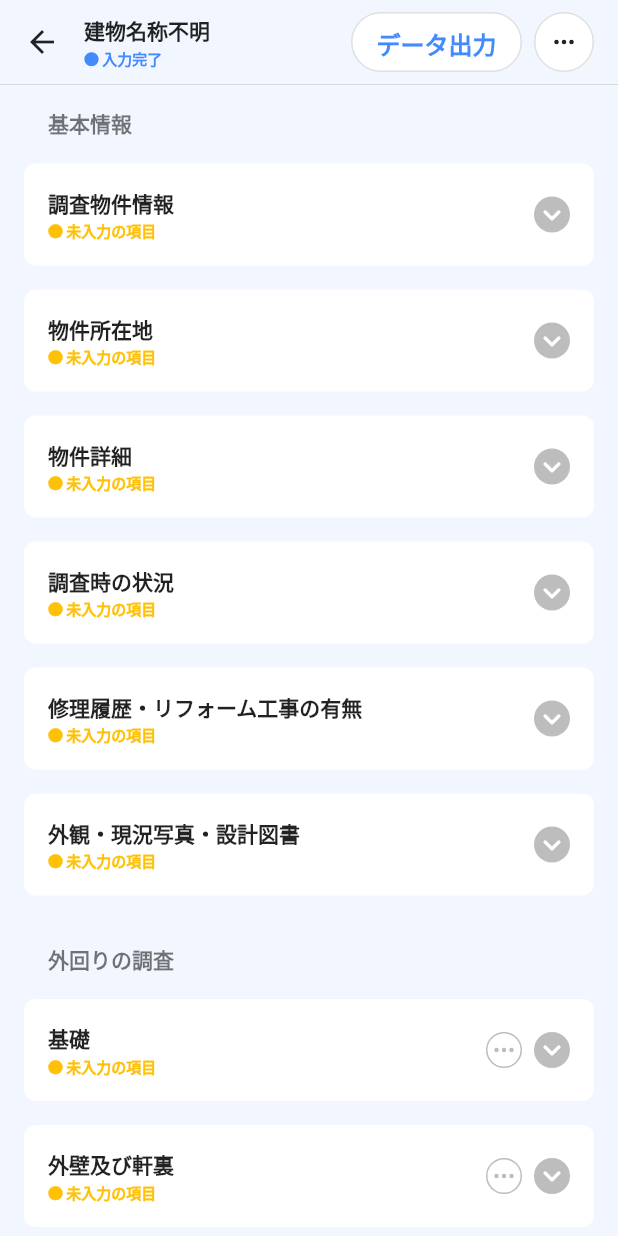
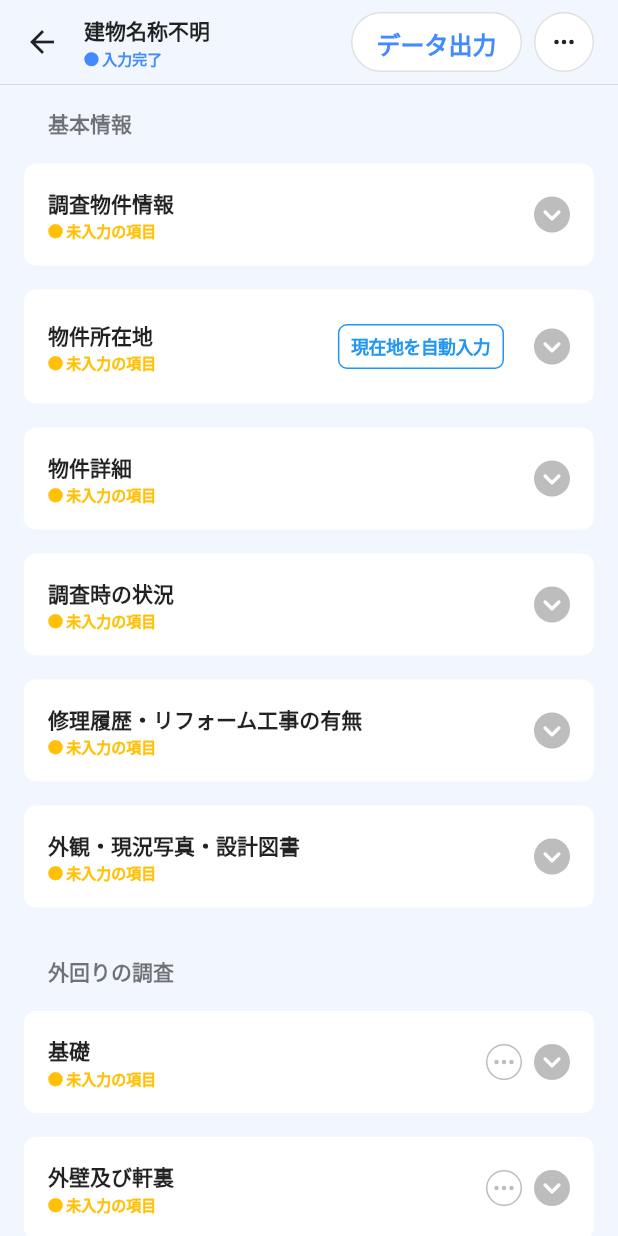
Before and after one commit to son/inspection_app, a Flutter app: the screen it shows once a user with an empty profile is signed in, after a tap on "物件調査を追加", on a phone screen of 412 x 824 dp. Run offline on Flutter 3.47's test engine with Material 3 defaults, Android fonts, the phone set to English and light mode, and no system bars; our stand-ins replace bot_toast, cached_network_image, cloud_firestore, dropdown_button2, eva_icons_flutter, firebase_auth and 13 more; accounts and stored records are empty; statements that could not run were skipped.

Commit message:
自動入力

```diff
--- a/lib/data/providers/image_pick_provider.dart
+++ b/lib/data/providers/image_pick_provider.dart
@@ -11,13 +11,19 @@ final photoImagePickProvider =
   return (BuildContext context) async {
     final denied = await Permission.photos.isPermanentlyDenied;
     if (denied) {
-      await PermissionDialog.show(context);
+      await PermissionDialog.show(
+        context: context,
+        title: '設定アプリを開いて「写真」・「カメラ」の使用を許可してください',
+      );
       return [];
     }
 
     final status = await Permission.photos.request();
     if (!status.isGranted && !status.isLimited) {
-      await PermissionDialog.show(context);
+      await PermissionDialog.show(
+        context: context,
+        title: '設定アプリを開いて「写真」・「カメラ」の使用を許可してください',
+      );
       return [];
     }
 
@@ -32,13 +38,19 @@ final cameraImagePickProvider =
   return (BuildContext context) async {
     final denied = await Permission.photos.isPermanentlyDenied;
     if (denied) {
-      await PermissionDialog.show(context);
+      await PermissionDialog.show(
+        context: context,
+        title: '設定アプリを開いて「写真」・「カメラ」の使用を許可してください',
+      );
       return null;
     }
 
     final status = await Permission.photos.request();
     if (!status.isGranted && !status.isLimited) {
-      await PermissionDialog.show(context);
+      await PermissionDialog.show(
+        context: context,
+        title: '設定アプリを開いて「写真」・「カメラ」の使用を許可してください',
+      );
       return null;
     }
 
--- a/lib/ui/components/notification_bar.dart
+++ b/lib/ui/components/notification_bar.dart
@@ -38,9 +38,9 @@ class NotificationBar extends StatelessWidget {
     );
   }
 
-  static Function() showUploading() {
+  static Function() showLoader({required String title}) {
     return NotificationBar.show(
-      title: '画像をアップロードしています',
+      title: title,
       icon: const Padding(
         padding: EdgeInsets.only(right: 4),
         child: SizedBox(
--- /dev/null
+++ b/lib/ui/pages/inspection/children/action_button.dart
@@ -0,0 +1,42 @@
+import 'package:flutter/cupertino.dart';
+import 'package:flutter/material.dart';
+
+import '../../../components/text_styles.dart';
+
+class ActionButton extends StatelessWidget {
+  const ActionButton({
+    Key? key,
+    required this.title,
+    required this.onTap,
+  }) : super(key: key);
+
+  final String title;
+  final Function() onTap;
+
+  @override
+  Widget build(BuildContext context) {
+    return CupertinoButton(
+      padding: EdgeInsets.zero,
+      onPressed: onTap,
+      child: Container(
+        decoration: BoxDecoration(
+          borderRadius: BorderRadius.circular(6),
+          border: Border.all(color: Colors.blue, width: 1),
+          color: Colors.white,
+        ),
+        height: 30,
+        child: Center(
+          child: Padding(
+            padding: const EdgeInsets.symmetric(horizontal: 8),
+            child: Text(
+              title,
+              style: TextStyles.b12.copyWith(
+                color: Colors.blue,
+              ),
+            ),
+          ),
+        ),
+      ),
+    );
+  }
+}
--- a/lib/ui/pages/inspection/sections/address_section.dart
+++ b/lib/ui/pages/inspection/sections/address_section.dart
@@ -7,6 +7,7 @@ import 'package:inspection_app/data/entities/selection_item/selection_item.dart'
 import 'package:inspection_app/data/entities/values/prefecture.dart';
 import 'package:inspection_app/data/providers/inspection_provider.dart';
 import 'package:inspection_app/ui/components/dropdown_field.dart';
+import 'package:inspection_app/ui/pages/inspection/children/action_button.dart';
 import 'package:inspection_app/ui/components/primary_text_field.dart';
 import 'package:inspection_app/ui/pages/inspection/children/section.dart';
 import 'package:inspection_app/ui/pages/inspection/children/section_item.dart';
@@ -25,6 +26,13 @@ class AddressSection extends HookConsumerWidget {
     return Section(
       title: '物件所在地',
       complete: inspection.address.complete,
+      actions: [
+        ActionButton(
+          title: '現在地を自動入力',
+          onTap: () => controller.fillAddress(context),
+        ),
+        const SizedBox(width: 4),
+      ],
       children: [
         SectionItem(
           title: '住所標記方法',
@@ -51,6 +59,8 @@ class AddressSection extends HookConsumerWidget {
           title: '郵便番号',
           incomplete: inspection.address.postCode?.isEmpty ?? true,
           child: PrimaryTextField(
+            initialText: inspection.address.postCode ?? '',
+            fillText: inspection.address.postCode ?? '',
             hintText: 'xxxxxxx (ハイフンなし)',
             inputFormatters: [FilteringTextInputFormatter.digitsOnly],
             keyboardType: const TextInputType.numberWithOptions(
@@ -89,6 +99,7 @@ class AddressSection extends HookConsumerWidget {
           incomplete: inspection.address.municipality?.isEmpty ?? true,
           child: PrimaryTextField(
             hintText: '市区町村　番地',
+            fillText: inspection.address.municipality ?? '',
             initialText: inspection.address.municipality ?? '',
             onChange: (text) {
               controller.updateAddress(
--- a/pubspec.yaml
+++ b/pubspec.yaml
@@ -13,6 +13,10 @@ dependencies:
   freezed_annotation: ^2.4.1
   flutter_hooks: ^0.20.1
   hooks_riverpod: ^2.1.1
+
+  # location
+  geolocator: ^10.1.0
+  geocoding: ^2.1.1
 
   # util
   collection: ^1.17.2
```
Also changed, not shown: lib/data/providers/address/core.dart (added, +56 -0 lines), lib/data/providers/inspection_provider.dart (+16 -1 lines), lib/ui/components/primary_text_field.dart (+9 -0 lines), lib/ui/pages/permission/permission_dialog.dart (+11 -6 lines), pubspec.lock, 6 other files.
